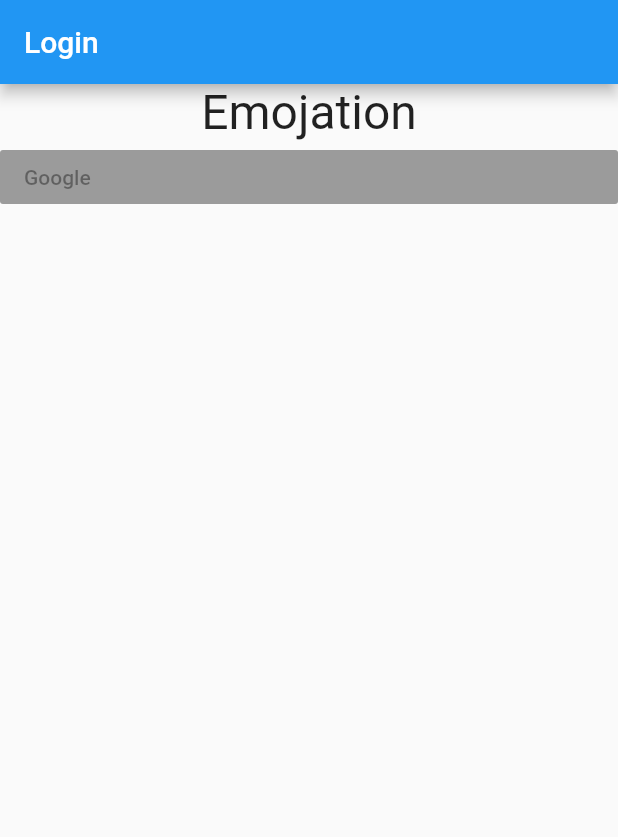
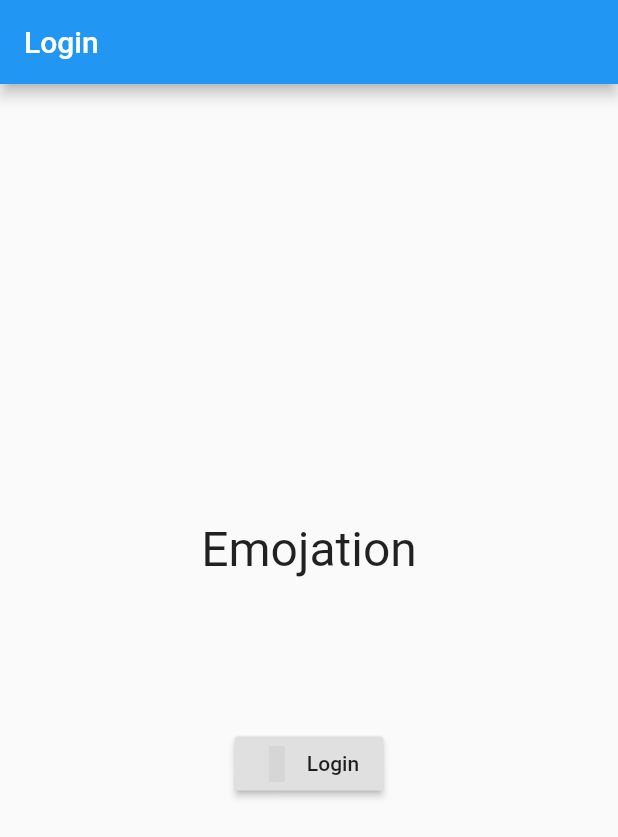
Before and after one commit to benyaminR/emojation, a Flutter app: the screen it shows after launch, on a phone screen of 412 x 824 dp. Shown: the top 837 px of the screen. Run offline on Flutter 3.47's test engine with Material 2 defaults, Android fonts, the phone set to English and light mode, and no system bars; our stand-ins replace cloud_firestore, firebase_auth, flutter_vector_icons, image_picker; missing offline and left inert: firebase_ml_vision; accounts and stored records are empty; grey boxes are pictures that could not be loaded.

Commit message:
+added dependencies:   firebase_ml_vision: ^0.6.0+2   firebase_auth: ^0.8.1+4   cloud_firestore: ^0.9.5+2   image_picker: ^0.5.0+3

```diff
--- a/lib/routes/Login.dart
+++ b/lib/routes/Login.dart
@@ -24,18 +24,29 @@ class LoginState extends State<Login>{
   Widget _body(){
     return Center(
       child: Column(
+        mainAxisAlignment: MainAxisAlignment.center,
         children: <Widget>[
           //Logo
-          Text('Emojation',style: TextStyle(fontSize: 32.0,),),
+          Container(
+            margin: EdgeInsets.only(bottom: 100.0),
+            child:Text('Emojation',style: TextStyle(fontSize: 32.0,),),
+          ),
           //LoginButton
           RaisedButton(
             child: Row(
+              mainAxisSize: MainAxisSize.min,
               children: <Widget>[
-                Text('Google')
+                //icon
+                Container(
+                  child: Icon(MaterialCommunityIcons.google,),
+                  margin: EdgeInsets.only(right: 8.0) ,
+                ),
+                //text
+                Text('Login')
               ],
             ),
             //TODO handel login
-            onPressed: null,
+            onPressed: (){},
           )
         ],
       ),
--- a/pubspec.yaml
+++ b/pubspec.yaml
@@ -19,6 +19,11 @@ environment:
 dependencies:
   flutter:
     sdk: flutter
+  flutter_vector_icons: ^0.1.0
+  firebase_ml_vision: ^0.6.0+2
+  firebase_auth: ^0.8.1+4
+  cloud_firestore: ^0.9.5+2
+  image_picker: ^0.5.0+3
 
   # The following adds the Cupertino Icons font to your application.
   # Use with the CupertinoIcons class for iOS style icons.
```
Also changed, not shown: lib/main.dart (+6 -1 lines), pubspec.lock, 1 other file.
